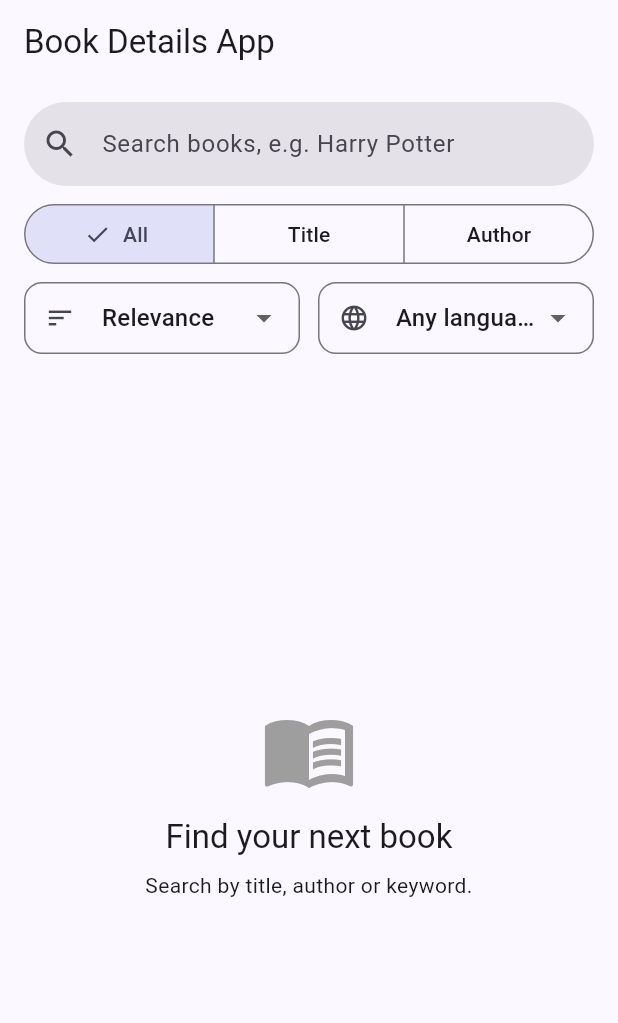
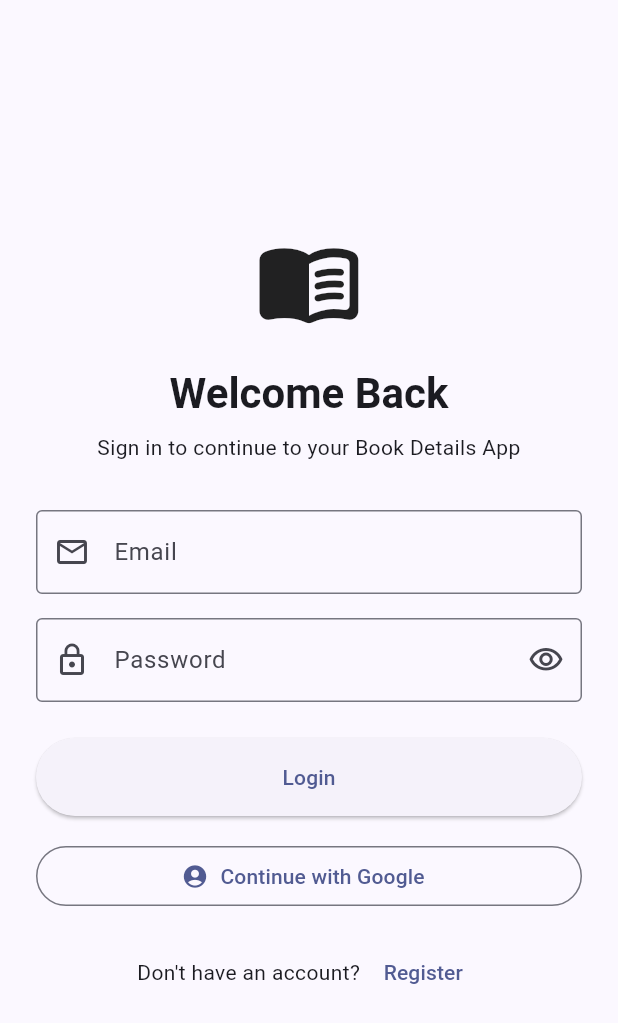
Before and after one commit to shreya-pandey2006/Book_Details_App, a Flutter app: the screen it shows after launch, on a phone screen of 412 x 824 dp. Shown: the top 1023 px of the screen. Run offline on Flutter 3.47's test engine with Material 3 defaults, Android fonts, the phone set to English and light mode, and no system bars; our stand-ins replace cached_network_image, firebase_auth, firebase_core, shimmer; accounts and stored records are empty.

Commit message:
Complete Firebase and Google authentication

```diff
--- a/lib/main.dart
+++ b/lib/main.dart
@@ -1,14 +1,26 @@
+import 'package:firebase_core/firebase_core.dart';
+import 'package:firebase_auth/firebase_auth.dart';
 import 'package:flutter/material.dart';
 import 'package:provider/provider.dart';
+
+import 'firebase_options.dart';
 import 'providers/book_provider.dart';
+import 'screens/login_screen.dart';
 import 'screens/search_screen.dart';
 
-void main() {
+Future<void> main() async {
+  WidgetsFlutterBinding.ensureInitialized();
+
+  await Firebase.initializeApp(
+    options: DefaultFirebaseOptions.currentPlatform,
+  );
+
   runApp(const MyApp());
 }
 
 class MyApp extends StatelessWidget {
   const MyApp({super.key});
+
   @override
   Widget build(BuildContext context) {
     return ChangeNotifierProvider(
@@ -17,11 +29,42 @@ class MyApp extends StatelessWidget {
         title: 'Book Details App',
         debugShowCheckedModeBanner: false,
         theme: ThemeData(
-          colorScheme: ColorScheme.fromSeed(seedColor: Colors.indigo),
+          colorScheme: ColorScheme.fromSeed(
+            seedColor: Colors.indigo,
+          ),
           useMaterial3: true,
         ),
-        home: const SearchScreen(),
+        home: const AuthGate(),
       ),
     );
   }
 }
+
+class AuthGate extends StatelessWidget {
+  const AuthGate({super.key});
+
+  @override
+  Widget build(BuildContext context) {
+    return StreamBuilder<User?>(
+      stream: FirebaseAuth.instance.authStateChanges(),
+      builder: (context, snapshot) {
+        // Firebase is still checking the current authentication state.
+        if (snapshot.connectionState == ConnectionState.waiting) {
+          return const Scaffold(
+            body: Center(
+              child: CircularProgressIndicator(),
+            ),
+          );
+        }
+
+        // User is logged in.
+        if (snapshot.hasData) {
+          return const SearchScreen();
+        }
+
+        // User is not logged in.
+        return const LoginScreen();
+      },
+    );
+  }
+}
--- /dev/null
+++ b/lib/screens/login_screen.dart
@@ -0,0 +1,301 @@
+import 'package:firebase_auth/firebase_auth.dart';
+import 'package:flutter/material.dart';
+
+import '../services/auth_service.dart';
+import 'register_screen.dart';
+
+class LoginScreen extends StatefulWidget {
+  const LoginScreen({super.key});
+
+  @override
+  State<LoginScreen> createState() => _LoginScreenState();
+}
+
+class _LoginScreenState extends State<LoginScreen> {
+  final _formKey = GlobalKey<FormState>();
+  final _emailController = TextEditingController();
+  final _passwordController = TextEditingController();
+
+  final AuthService _authService = AuthService();
+
+  bool _isLoading = false;
+  bool _obscurePassword = true;
+
+  @override
+  void dispose() {
+    _emailController.dispose();
+    _passwordController.dispose();
+    super.dispose();
+  }
+
+  Future<void> _login() async {
+    if (!_formKey.currentState!.validate()) {
+      return;
+    }
+
+    setState(() {
+      _isLoading = true;
+    });
+
+    try {
+      await _authService.login(
+        email: _emailController.text,
+        password: _passwordController.text,
+      );
+
+      if (!mounted) return;
+
+      ScaffoldMessenger.of(context).showSnackBar(
+        const SnackBar(
+          content: Text('Login successful!'),
+        ),
+      );
+    } on FirebaseAuthException catch (e) {
+      if (!mounted) return;
+
+      String message;
+
+      switch (e.code) {
+        case 'invalid-credential':
+        case 'wrong-password':
+        case 'user-not-found':
+          message = 'Invalid email or password.';
+          break;
+        case 'invalid-email':
+          message = 'Please enter a valid email address.';
+          break;
+        case 'too-many-requests':
+          message = 'Too many attempts. Please try again later.';
+          break;
+        default:
+          message = e.message ?? 'Login failed. Please try again.';
+      }
+
+      ScaffoldMessenger.of(context).showSnackBar(
+        SnackBar(content: Text(message)),
+      );
+    } finally {
+      if (mounted) {
+        setState(() {
+          _isLoading = false;
+        });
+      }
+    }
+  }
+
+  Future<void> _signInWithGoogle() async {
+    setState(() {
+      _isLoading = true;
+    });
+
+    try {
+      await _authService.signInWithGoogle();
+
+      if (!mounted) return;
+
+      ScaffoldMessenger.of(context).showSnackBar(
+        const SnackBar(
+          content: Text('Google sign-in successful!'),
+        ),
+      );
+    } on FirebaseAuthException catch (e) {
+      if (!mounted) return;
+
+      ScaffoldMessenger.of(context).showSnackBar(
+        SnackBar(
+          content: Text(
+            e.message ?? 'Google sign-in failed.',
+          ),
+        ),
+      );
+    } catch (e) {
+      if (!mounted) return;
+
+      ScaffoldMessenger.of(context).showSnackBar(
+        SnackBar(
+          content: Text('Google sign-in failed: $e'),
+        ),
+      );
+    } finally {
+      if (mounted) {
+        setState(() {
+          _isLoading = false;
+        });
+      }
+    }
+  }
+
+  String? _validateEmail(String? value) {
+    if (value == null || value.trim().isEmpty) {
+      return 'Please enter your email';
+    }
+
+    final emailRegex = RegExp(
+      r'^[^@\s]+@[^@\s]+\.[^@\s]+$',
+    );
+
+    if (!emailRegex.hasMatch(value.trim())) {
+      return 'Please enter a valid email';
+    }
+
+    return null;
+  }
+
+  String? _validatePassword(String? value) {
+    if (value == null || value.isEmpty) {
+      return 'Please enter your password';
+    }
+
+    if (value.length < 6) {
+      return 'Password must be at least 6 characters';
+    }
+
+    return null;
+  }
+
+  @override
+  Widget build(BuildContext context) {
+    return Scaffold(
+      body: SafeArea(
+        child: Center(
+          child: SingleChildScrollView(
+            padding: const EdgeInsets.all(24),
+            child: ConstrainedBox(
+              constraints: const BoxConstraints(
+                maxWidth: 450,
+              ),
+              child: Form(
+                key: _formKey,
+                child: Column(
+                  crossAxisAlignment: CrossAxisAlignment.stretch,
+                  children: [
+                    const Icon(
+                      Icons.menu_book_rounded,
+                      size: 72,
+                    ),
+
+                    const SizedBox(height: 20),
+
+                    Text(
+                      'Welcome Back',
+                      textAlign: TextAlign.center,
+                      style: Theme.of(context)
+                          .textTheme
+                          .headlineMedium
+                          ?.copyWith(
+                            fontWeight: FontWeight.bold,
+                          ),
+                    ),
+
+                    const SizedBox(height: 8),
+
+                    Text(
+                      'Sign in to continue to your Book Details App',
+                      textAlign: TextAlign.center,
+                      style: Theme.of(context).textTheme.bodyMedium,
+                    ),
+
+                    const SizedBox(height: 32),
+
+                    TextFormField(
+                      controller: _emailController,
+                      keyboardType: TextInputType.emailAddress,
+                      textInputAction: TextInputAction.next,
+                      validator: _validateEmail,
+                      decoration: const InputDecoration(
+                        labelText: 'Email',
+                        hintText: 'Enter your email',
+                        prefixIcon: Icon(Icons.email_outlined),
+                        border: OutlineInputBorder(),
+                      ),
+                    ),
+
+                    const SizedBox(height: 16),
+
+                    TextFormField(
+                      controller: _passwordController,
+                      obscureText: _obscurePassword,
+                      textInputAction: TextInputAction.done,
+                      validator: _validatePassword,
+                      onFieldSubmitted: (_) => _login(),
+                      decoration: InputDecoration(
+                        labelText: 'Password',
+                        hintText: 'Enter your password',
+                        prefixIcon: const Icon(Icons.lock_outline),
+                        border: const OutlineInputBorder(),
+                        suffixIcon: IconButton(
+                          icon: Icon(
+                            _obscurePassword
+                                ? Icons.visibility_outlined
+                                : Icons.visibility_off_outlined,
+                          ),
+                          onPressed: () {
+                            setState(() {
+                              _obscurePassword = !_obscurePassword;
+                            });
+                          },
+                        ),
+                      ),
+                    ),
+
+                    const SizedBox(height: 24),
+
+                    SizedBox(
+                      height: 52,
+                      child: ElevatedButton(
+                        onPressed: _isLoading ? null : _login,
+                        child: _isLoading
+                            ? const SizedBox(
+                                width: 24,
+                                height: 24,
+                                child: CircularProgressIndicator(
+                                  strokeWidth: 2,
+                                ),
+                              )
+                            : const Text('Login'),
+                      ),
+                    ),
+
+                    const SizedBox(height: 16),
+
+                    OutlinedButton.icon(
+                      onPressed:
+                          _isLoading ? null : _signInWithGoogle,
+                      icon: const Icon(Icons.account_circle),
+                      label: const Text(
+                        'Continue with Google',
+                      ),
+                    ),
+
+                    const SizedBox(height: 16),
+
+                    Row(
+                      mainAxisAlignment: MainAxisAlignment.center,
+                      children: [
+                        const Text("Don't have an account? "),
+                        TextButton(
+                          onPressed: _isLoading
+                              ? null
+                              : () {
+                                  Navigator.push(
+                                    context,
+                                    MaterialPageRoute(
+                                      builder: (_) =>
+                                          const RegisterScreen(),
+                                    ),
+                                  );
+                                },
+                          child: const Text('Register'),
+                        ),
+                      ],
+                    ),
+                  ],
+                ),
+              ),
+            ),
+          ),
+        ),
+      ),
+    );
+  }
+}
--- /dev/null
+++ b/lib/services/auth_service.dart
@@ -0,0 +1,44 @@
+import 'package:firebase_auth/firebase_auth.dart';
+
+class AuthService {
+  final FirebaseAuth _auth = FirebaseAuth.instance;
+
+  Stream<User?> get authStateChanges => _auth.authStateChanges();
+
+  Future<User?> register({
+    required String email,
+    required String password,
+  }) async {
+    final credential = await _auth.createUserWithEmailAndPassword(
+      email: email.trim(),
+      password: password,
+    );
+
+    return credential.user;
+  }
+
+  Future<User?> login({
+    required String email,
+    required String password,
+  }) async {
+    final credential = await _auth.signInWithEmailAndPassword(
+      email: email.trim(),
+      password: password,
+    );
+
+    return credential.user;
+  }
+
+  Future<User?> signInWithGoogle() async {
+    final GoogleAuthProvider googleProvider = GoogleAuthProvider();
+
+    final UserCredential credential =
+        await _auth.signInWithPopup(googleProvider);
+
+    return credential.user;
+  }
+
+  Future<void> logout() async {
+    await _auth.signOut();
+  }
+}
--- a/pubspec.yaml
+++ b/pubspec.yaml
@@ -41,6 +41,8 @@ dependencies:
   cached_network_image: ^4.0.3
   shimmer: ^4.0.0
   firebase_core: ^4.15.0
+  firebase_auth: ^6.7.0
+  google_sign_in: ^7.2.0
 
 dev_dependencies:
   flutter_test:
```
Also changed, not shown: lib/screens/register_screen.dart (added, +288 -0 lines), lib/screens/search_screen.dart (+47 -3 lines), pubspec.lock, 3 other files.
